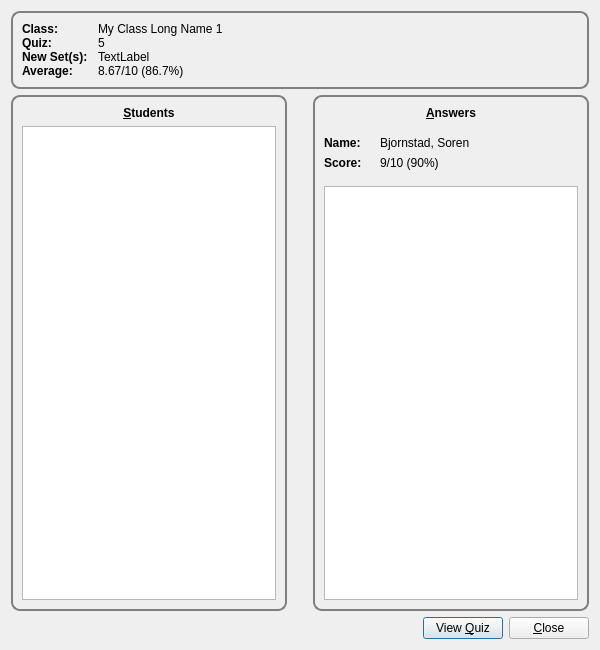
The window that designer/results.ui (sobjornstad/clicker-quiz-manager) describes before a commit, drawn with Qt 5.
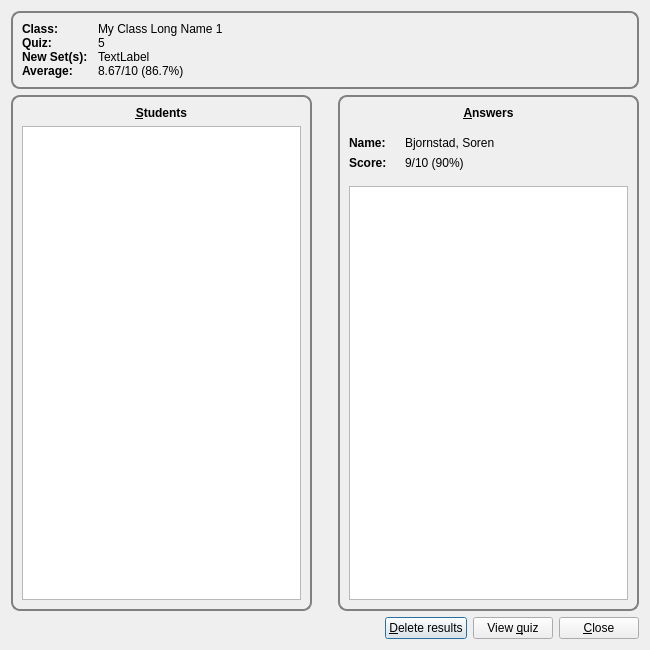
The same window after the commit.

Commit message:
delete results button; correctly email unpolled questions
The second part is the same problem as in the previous commits, but
happened in generating plain text version instead.

The edit to the form file:
```diff
--- a/designer/results.ui
+++ b/designer/results.ui
@@ -6,7 +6,7 @@
    <rect>
     <x>0</x>
     <y>0</y>
-    <width>600</width>
+    <width>650</width>
     <height>650</height>
    </rect>
   </property>
@@ -330,10 +330,17 @@
          </property>
         </spacer>
        </item>
+       <item>
+        <widget class="QPushButton" name="deleteResultsButton">
+         <property name="text">
+          <string>&amp;Delete results</string>
+         </property>
+        </widget>
+       </item>
        <item>
         <widget class="QPushButton" name="viewQuizButton">
          <property name="text">
-          <string>View &amp;Quiz</string>
+          <string>View &amp;quiz</string>
          </property>
         </widget>
        </item>
```
The commit also changes 5 other files.
